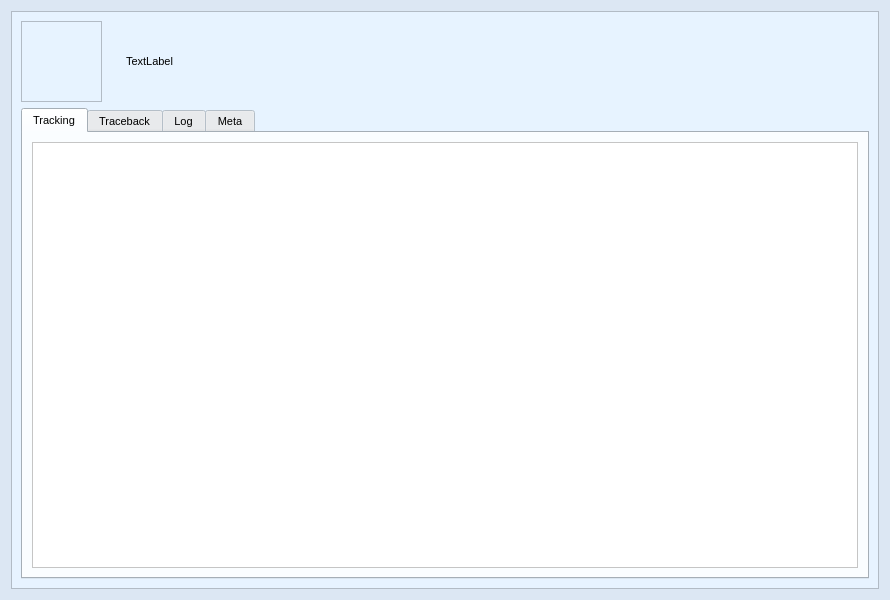
Above: source/ui/views/forms/error_form.ui from seemir/stressa before the change. Below: the same form after it.
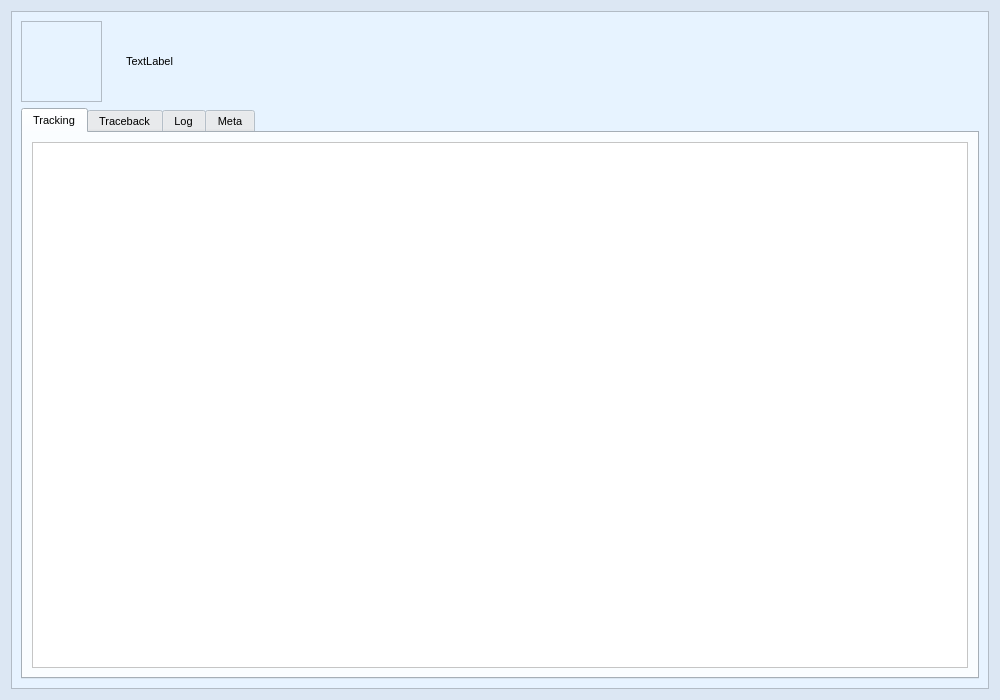
That is the form after the change. Icons and pictures are not drawn.

```diff
--- a/source/ui/views/forms/error_form.ui
+++ b/source/ui/views/forms/error_form.ui
@@ -6,8 +6,8 @@
    <rect>
     <x>0</x>
     <y>0</y>
-    <width>890</width>
-    <height>600</height>
+    <width>1000</width>
+    <height>700</height>
    </rect>
   </property>
   <property name="sizePolicy">
@@ -18,8 +18,8 @@
   </property>
   <property name="minimumSize">
    <size>
-    <width>890</width>
-    <height>600</height>
+    <width>1000</width>
+    <height>700</height>
    </size>
   </property>
   <property name="maximumSize">
@@ -986,7 +986,7 @@
              <rect>
               <x>0</x>
               <y>0</y>
-              <width>747</width>
+              <width>857</width>
               <height>63</height>
              </rect>
             </property>
@@ -1464,12 +1464,12 @@
               <rect>
                <x>0</x>
                <y>0</y>
-               <width>826</width>
-               <height>429</height>
+               <width>936</width>
+               <height>529</height>
               </rect>
              </property>
              <property name="autoFillBackground">
-              <bool>false</bool>
+              <bool>true</bool>
              </property>
              <layout class="QGridLayout" name="gridLayout_13">
               <item row="0" column="0">
```
Left out of the diff: 24 changed lines with no effect on the pictures.
